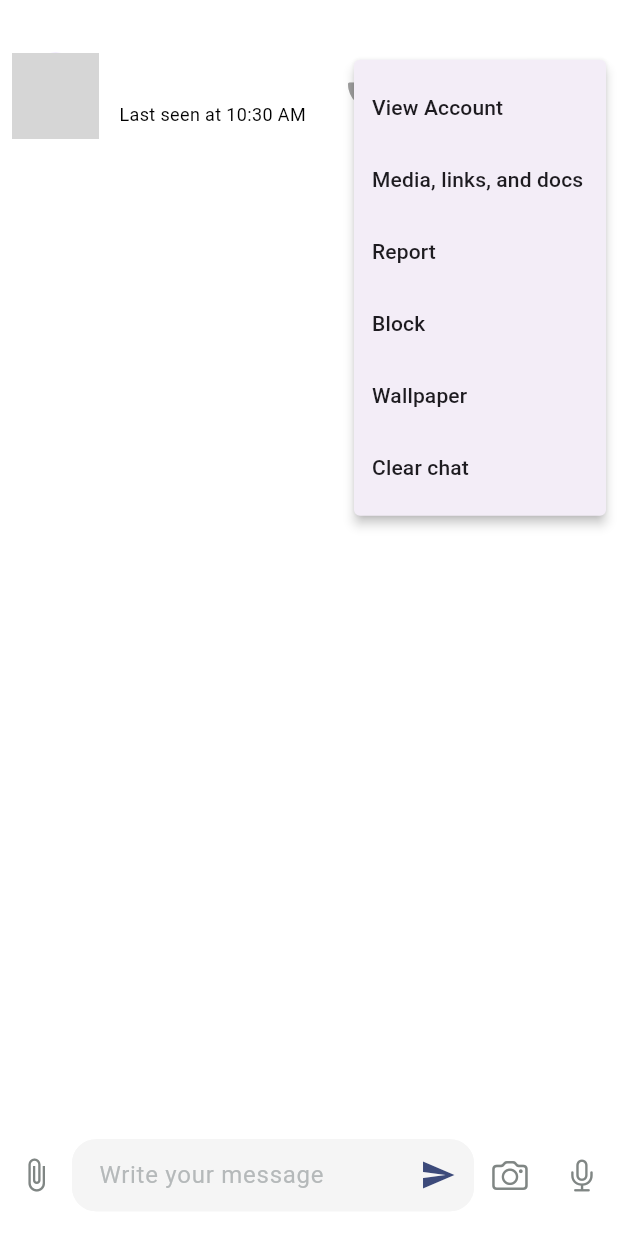
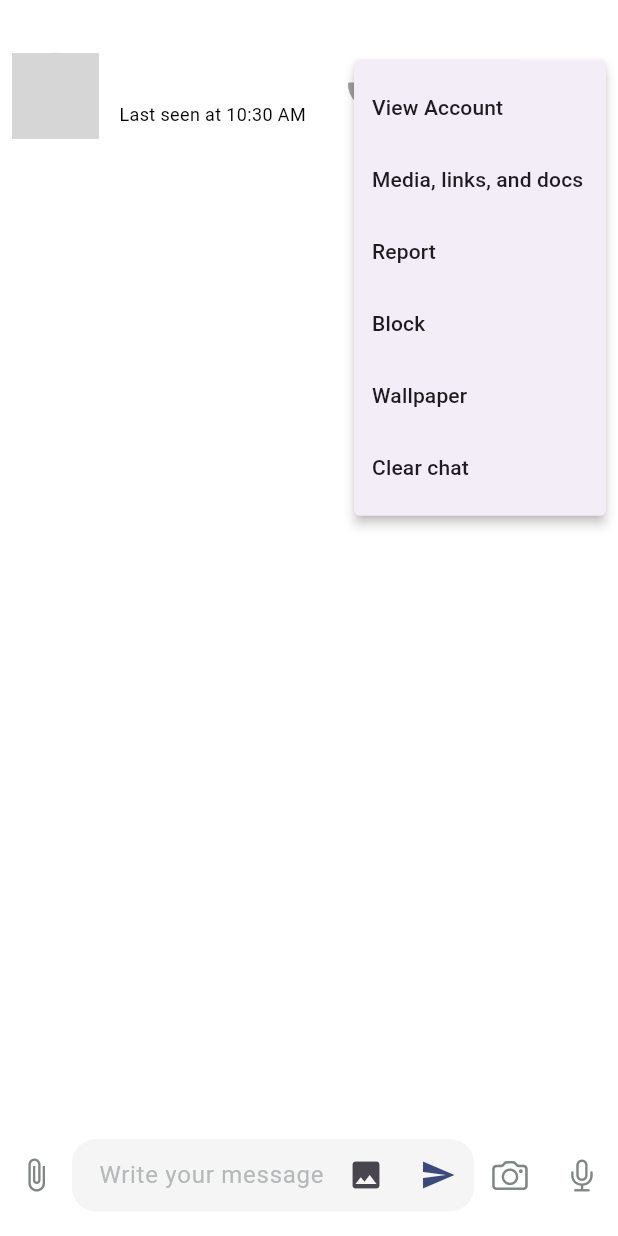
Before and after one commit to sanjuafre123/chatting_application, a Flutter app: the ChatPage screen opened by its route, after a tap on the "more vert" icon, on a phone screen of 412 x 824 dp. Run offline on Flutter 3.47's test engine with Material 3 defaults, Android fonts, the phone set to English and light mode, and no system bars; our stand-ins replace cloud_firestore, firebase_auth, firebase_core, firebase_messaging, firebase_storage, flutter_local_notifications and 4 more; missing offline and left inert: clipboard; accounts and stored records are empty; network calls fail; grey boxes are pictures that could not be loaded.

Commit message:
30-09-2024

```diff
--- a/lib/controller/chat_controller.dart
+++ b/lib/controller/chat_controller.dart
@@ -16,6 +16,14 @@ class ChatController extends GetxController {
   RxString messageController = ''.obs;
   RxBool isEditing = false.obs;
   RxString messageIdToEdit = ''.obs;
+
+  // to store image which send by the user
+  RxString imageStore = ''.obs;
+
+  // storing image picked by user to upload it on storage
+  void uploadImageToStorage(String url) {
+    imageStore.value = url;
+  }
 
   void gerReceiver(String email, String name) {
     receiverName.value = name;
--- a/lib/modal/chat_modal.dart
+++ b/lib/modal/chat_modal.dart
@@ -1,17 +1,18 @@
 import 'package:cloud_firestore/cloud_firestore.dart';
 
 class ChatModal {
-  String? sender, receiver, message;
+  String? sender, receiver, message, image;
   Timestamp time;
   bool isRead;
 
-  ChatModal(
-      {required this.sender,
-      required this.receiver,
-      required this.message,
-      required this.time,
-        this.isRead = false,
-      });
+  ChatModal({
+    required this.sender,
+    required this.receiver,
+    required this.message,
+    required this.time,
+    this.isRead = false,
+    required this.image,
+  });
 
   factory ChatModal.fromMap(Map m1) {
     return ChatModal(
@@ -20,6 +21,7 @@ class ChatModal {
       message: m1['message'],
       time: m1['time'],
       isRead: m1['isRead'] ?? false,
+      image: m1['image'],
     );
   }
 
@@ -30,6 +32,7 @@ class ChatModal {
       'message': chat.message,
       'time': chat.time,
       'isRead': chat.isRead,
+      'image': chat.image,
     };
   }
 }
--- /dev/null
+++ b/lib/services/storage_services.dart
@@ -0,0 +1,32 @@
+import 'dart:io';
+
+import 'package:firebase_storage/firebase_storage.dart';
+import 'package:image_picker/image_picker.dart';
+
+
+class StorageServices {
+  StorageServices._();
+
+  static StorageServices storageServices = StorageServices._();
+
+  final FirebaseStorage _firebaseStorage = FirebaseStorage.instance;
+
+  Future<String> uploadImageToStorage() async {
+    try {
+      XFile? xFile = await ImagePicker().pickImage(source: ImageSource.gallery);
+
+      if (xFile != null) {
+        final reference = _firebaseStorage.ref();
+        final imageReference = reference.child("images/${xFile.name}");
+        await imageReference.putFile(File(xFile.path));
+        return await imageReference.getDownloadURL();
+      } else {
+        throw Exception('No image selected');
+      }
+    } catch (e) {
+      // Handle any errors
+      print("Error uploading image: $e");
+      return '';
+    }
+  }
+}
--- a/lib/view/home/chat_page.dart
+++ b/lib/view/home/chat_page.dart
@@ -10,13 +10,14 @@ import 'package:google_fonts/google_fonts.dart';
 import '../../services/auth_service.dart';
 import '../../services/cloud_fire_store_service.dart';
 import '../../services/local_notification_service.dart';
+import '../../services/storage_services.dart';
 
 var chatController = Get.put(ChatController());
 
 class ChatPage extends StatefulWidget {
   final String? img;
 
-  ChatPage({super.key, this.img});
+  const ChatPage({super.key, this.img});
 
   @override
   State<ChatPage> createState() => _ChatPageState();
@@ -169,19 +170,57 @@ class _ChatPageState extends State<ChatPage> {
                                             CrossAxisAlignment.end,
                                         mainAxisSize: MainAxisSize.min,
                                         children: [
-                                          Text(
+                                          chatList[index].image!.isEmpty
+                                              ? Text(
                                                   chatList[index].message!,
                                                   style: TextStyle(
-                                              color: chatList[index].sender ==
-                                                      AuthService.authService
+                                                    color: chatList[index]
+                                                                .sender ==
+                                                            AuthService
+                                                                .authService
                                                                 .getCurrentUser()!
-                                                          .email!
-                                                  ? Colors
-                                                      .white // Text color for sent messages
+                                                                .email
+                                                        ? Colors.white
                                                         : Colors.black,
-                                              // Text color for received messages
-                                              fontSize: w * 0.042,
+                                                    fontSize: 16,
                                                   ),
+                                                )
+                                              : Image.network(
+                                                  chatList[index].image!,
+                                                  fit: BoxFit.cover,
+                                                  height: 200,
+                                                  loadingBuilder:
+                                                      (BuildContext context,
+                                                          Widget child,
+                                                          ImageChunkEvent?
+                                                              loadingProgress) {
+                                                    if (loadingProgress ==
+                                                        null) {
+                                                      return child;
+                                                    }
+                                                    return Center(
+                                                      child:
+                                                          CircularProgressIndicator(
+                                                        value: loadingProgress
+                                                                    .expectedTotalBytes !=
+                                                                null
+                                                            ? loadingProgress
+                                                                    .cumulativeBytesLoaded /
+                                                                (loadingProgress
+                                                                        .expectedTotalBytes ??
+                                                                    1)
+                                                            : null,
+                                                      ),
+                                                    );
+                                                  },
+                                                  errorBuilder: (context, error,
+                                                      stackTrace) {
+                                                    return const Text(
+                                                      'Image failed to load',
+                                                      style: TextStyle(
+                                                          color: Colors.red),
+                                                    );
+                                                  },
                                                 ),
                                           SizedBox(
                                             height: h * 0.002,
@@ -261,7 +300,8 @@ class _ChatPageState extends State<ChatPage> {
                     cursorColor: Colors.black,
                     controller: chatController.txtMessage,
                     decoration: InputDecoration(
-                      contentPadding: EdgeInsets.symmetric(horizontal: 14),
+                      contentPadding:
+                          const EdgeInsets.symmetric(horizontal: 14),
                       filled: true,
                       fillColor: Colors.grey.shade100,
                       hintText: 'Write your message',
@@ -280,13 +320,42 @@ class _ChatPageState extends State<ChatPage> {
                           color: Colors.grey.shade100,
                         ),
                       ),
-                      suffixIcon: IconButton(
+                      suffixIcon: Row(
+                        mainAxisSize: MainAxisSize.min,
+                        children: [
+                          IconButton(
+                            onPressed: () async {
+                              String url = await StorageServices.storageServices
+                                  .uploadImageToStorage();
+                              chatController.uploadImageToStorage(url);
+                            },
+                            icon: const Icon(Icons.image),
+                          ),
+                          IconButton(
                             onPressed: () async {
                               String message =
                                   chatController.txtMessage.text.trim();
 
+                              if (chatController.imageStore.value.isNotEmpty) {
+                                ChatModal chat = ChatModal(
+                                  time: Timestamp.now(),
+                                  receiver: chatController.receiverEmail.value,
+                                  message: message,
+                                  sender: AuthService.authService
+                                      .getCurrentUser()!
+                                      .email,
+                                  image: chatController.imageStore.value,
+                                );
+                                chatController.txtMessage.clear();
+                                chatController.uploadImageToStorage("");
+                                await CloudFireStoreService
+                                    .cloudFireStoreService
+                                    .addChatInFireStore(chat);
+                              }
+
                               if (message.isNotEmpty) {
                                 ChatModal chat = ChatModal(
+                                  image: '',
                                   sender: AuthService.authService
                                       .getCurrentUser()!
                                       .email!,
@@ -294,10 +363,12 @@ class _ChatPageState extends State<ChatPage> {
                                   message: chatController.txtMessage.text,
                                   time: Timestamp.now(),
                                 );
-                            await CloudFireStoreService.cloudFireStoreService
+                                await CloudFireStoreService
+                                    .cloudFireStoreService
                                     .addChatInFireStore(chat);
 
-                            await LocalNotificationService.notificationService
+                                await LocalNotificationService
+                                    .notificationService
                                     .showNotification(
                                         AuthService.authService
                                             .getCurrentUser()!
@@ -318,6 +389,8 @@ class _ChatPageState extends State<ChatPage> {
                               Icons.send,
                               color: Color(0xff3c4a7a),
                             ),
+                          ),
+                        ],
                       ),
                     ),
                   ),
@@ -362,12 +435,11 @@ class _ChatPageState extends State<ChatPage> {
           children: [
             Text(
               chatController.receiverName.value,
-              style:  GoogleFonts.gideonRoman(
+              style: GoogleFonts.gideonRoman(
                   wordSpacing: 0.5,
                   color: Colors.black,
                   fontSize: 17.5,
-                fontWeight: FontWeight.w600
-              ),
+                  fontWeight: FontWeight.w600),
             ),
             StreamBuilder(
               stream: CloudFireStoreService.cloudFireStoreService
@@ -403,13 +475,22 @@ class _ChatPageState extends State<ChatPage> {
             ),
           ],
         ),
-        SizedBox(width: width*0.032,),
-        IconButton(onPressed: () {
-
-        }, icon: Icon(Icons.call,color: Colors.grey,)),
-        IconButton(onPressed: () {
-
-        }, icon: Icon(Icons.videocam_outlined,size: 28,color: Colors.grey,)),
+        SizedBox(
+          width: width * 0.032,
+        ),
+        IconButton(
+            onPressed: () {},
+            icon: Icon(
+              Icons.call,
+              color: Colors.grey,
+            )),
+        IconButton(
+            onPressed: () {},
+            icon: Icon(
+              Icons.videocam_outlined,
+              size: 28,
+              color: Colors.grey,
+            )),
         const Spacer(),
         // _buildCallAndVideoButtons(),
         PopupMenuButton(
--- a/pubspec.yaml
+++ b/pubspec.yaml
@@ -45,6 +45,8 @@ dependencies:
   flutter_local_notifications: ^17.2.3
   firebase_messaging: ^15.1.3
   clipboard: ^0.1.3
+  firebase_storage: ^12.3.2
+  image_picker: ^1.1.2
 
 dev_dependencies:
   flutter_test:
```
Also changed, not shown: pubspec.lock, 5 other files. Lines whose indentation alone changed are shown as unchanged.
